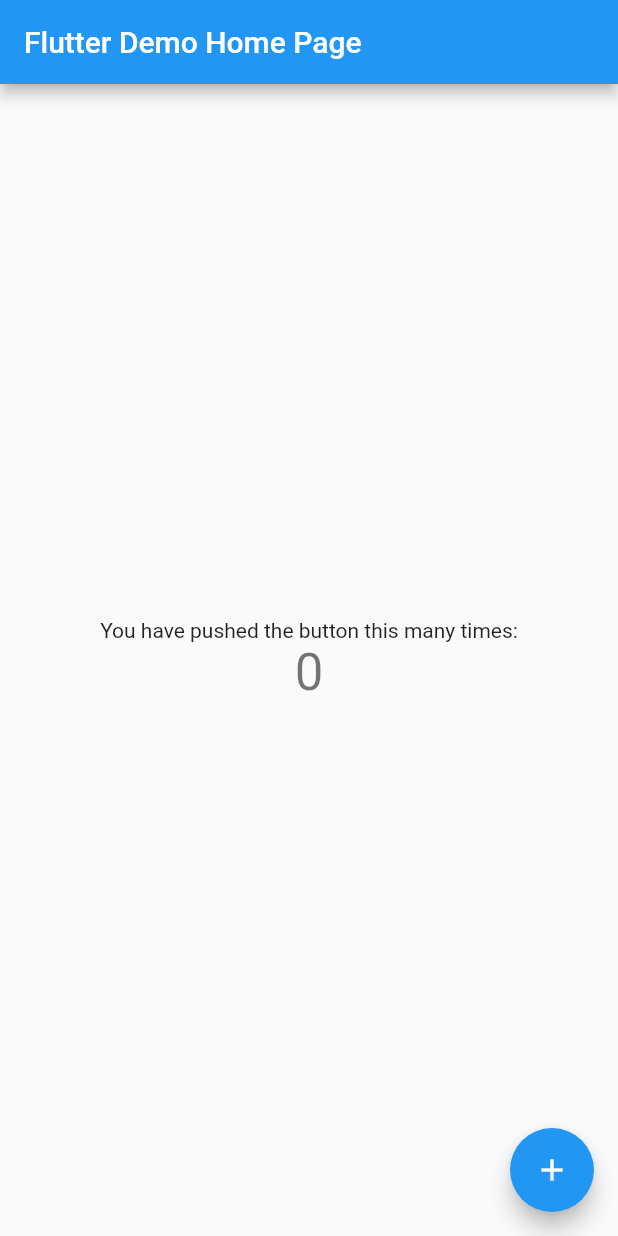
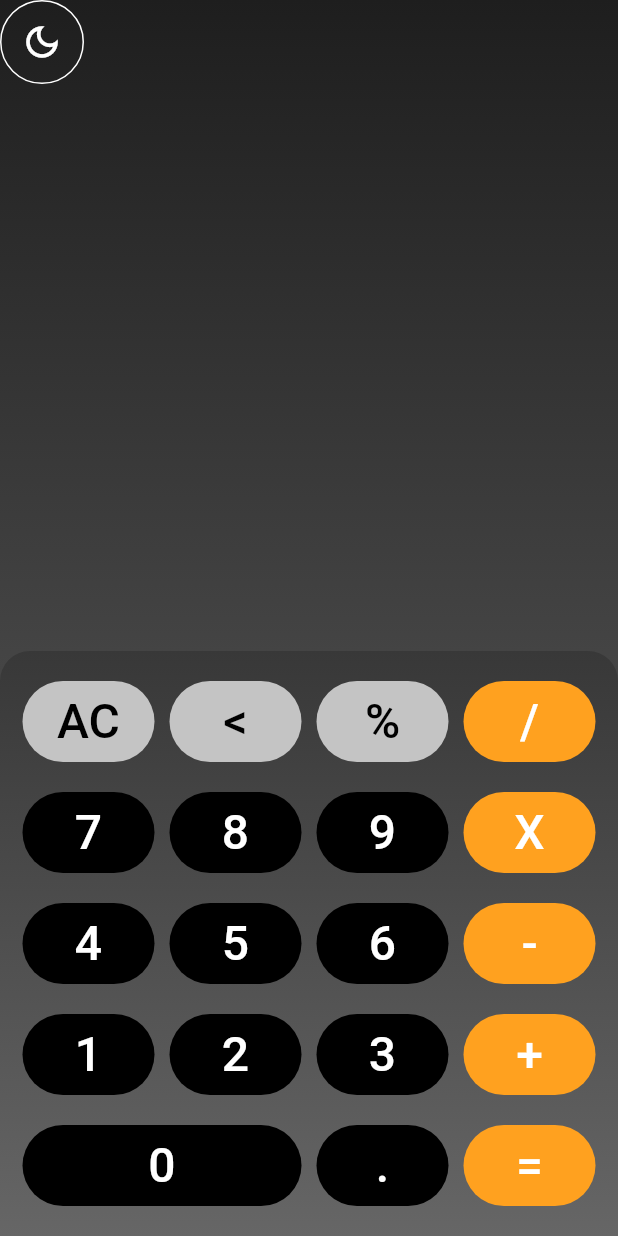
Before and after one commit to HeySreelal/CalculatorUI, a Flutter app: the screen it shows after launch, on a phone screen of 412 x 824 dp. Run offline on Flutter 3.47's test engine with Material 2 defaults, Android fonts, the phone set to English and light mode, and no system bars.

Commit message:
Added keypad 🧮

```diff
--- /dev/null
+++ b/lib/components/button.dart
@@ -0,0 +1,80 @@
+import 'package:calculator/utils/theme.dart';
+import 'package:flutter/material.dart';
+
+class CalculatorButton extends StatelessWidget {
+  final String type;
+  final int flex;
+  final String buttonText;
+  final VoidCallback onPressed;
+  const CalculatorButton({
+    Key? key,
+    required this.buttonText,
+    required this.onPressed,
+    this.flex = 1,
+    this.type = "number",
+  }) : super(key: key);
+
+  @override
+  Widget build(BuildContext context) {
+    return Expanded(
+      flex: flex,
+      child: Container(
+        margin: const EdgeInsets.symmetric(
+          vertical: 10,
+          horizontal: 5,
+        ),
+        decoration: BoxDecoration(
+          borderRadius: BorderRadius.circular(50),
+        ),
+        child: TextButton(
+          child: Text(
+            buttonText,
+            style: const TextStyle(
+              fontSize: 32,
+            ),
+          ),
+          onPressed: onPressed,
+          style: ButtonStyle(
+            shape: MaterialStateProperty.resolveWith(
+              (states) => RoundedRectangleBorder(
+                borderRadius: BorderRadius.circular(50),
+              ),
+            ),
+            backgroundColor: MaterialStateProperty.resolveWith(
+              (states) => bgColor(),
+            ),
+            foregroundColor: MaterialStateProperty.resolveWith(
+              (states) => fgColor(),
+            ),
+          ),
+        ),
+      ),
+    );
+  }
+
+  Color bgColor() {
+    switch (type) {
+      case "number":
+        return CalculatorTheme.numberButtonColor;
+      case "operator":
+        return CalculatorTheme.operationButtonColor;
+      case "function":
+        return CalculatorTheme.functionButtonColor;
+      default:
+        return CalculatorTheme.numberButtonColor;
+    }
+  }
+
+  Color fgColor() {
+    switch (type) {
+      case "number":
+        return CalculatorTheme.numberButtonTextColor;
+      case "operator":
+        return CalculatorTheme.operationButtonTextColor;
+      case "function":
+        return CalculatorTheme.functionButtonTextColor;
+      default:
+        return CalculatorTheme.numberButtonColor;
+    }
+  }
+}
--- /dev/null
+++ b/lib/components/keypad.dart
@@ -0,0 +1,157 @@
+import 'package:calculator/components/button.dart';
+import 'package:flutter/material.dart';
+
+class KeyPad extends StatelessWidget {
+  const KeyPad({
+    Key? key,
+  }) : super(key: key);
+
+  @override
+  Widget build(BuildContext context) {
+    return Container(
+      decoration: const BoxDecoration(
+        borderRadius: BorderRadius.only(
+          topLeft: Radius.circular(20),
+          topRight: Radius.circular(20),
+        ),
+        gradient: LinearGradient(
+          colors: [
+            Color(0xFF383838),
+            Color(0xFF666666),
+          ],
+          begin: Alignment.topCenter,
+          end: Alignment.bottomCenter,
+        ),
+      ),
+      padding: const EdgeInsets.all(10.0),
+      child: Column(
+        children: [
+          Row(
+            children: [
+              CalculatorButton(
+                buttonText: "AC",
+                onPressed: () {},
+                type: "function",
+              ),
+              CalculatorButton(
+                buttonText: "<",
+                onPressed: () {},
+                type: "function",
+              ),
+              CalculatorButton(
+                buttonText: "%",
+                onPressed: () {},
+                type: "function",
+              ),
+              CalculatorButton(
+                buttonText: "/",
+                onPressed: () {},
+                type: "operator",
+              ),
+            ],
+          ),
+          Row(
+            mainAxisAlignment: MainAxisAlignment.center,
+            children: [
+              // Second Row
+              CalculatorButton(
+                buttonText: "7",
+                onPressed: () {},
+                type: "number",
+              ),
+              CalculatorButton(
+                buttonText: "8",
+                onPressed: () {},
+                type: "number",
+              ),
+              CalculatorButton(
+                buttonText: "9",
+                onPressed: () {},
+                type: "number",
+              ),
+              CalculatorButton(
+                buttonText: "X",
+                onPressed: () {},
+                type: "operator",
+              ),
+            ],
+          ),
+
+          Row(
+            mainAxisAlignment: MainAxisAlignment.center,
+            children: [
+              // Thrid Row
+              CalculatorButton(
+                buttonText: "4",
+                onPressed: () {},
+                type: "number",
+              ),
+              CalculatorButton(
+                buttonText: "5",
+                onPressed: () {},
+                type: "number",
+              ),
+              CalculatorButton(
+                buttonText: "6",
+                onPressed: () {},
+                type: "number",
+              ),
+              CalculatorButton(
+                buttonText: "-",
+                onPressed: () {},
+                type: "operator",
+              ),
+            ],
+          ),
+          // Thrid Row
+          Row(
+            mainAxisAlignment: MainAxisAlignment.center,
+            children: [
+              CalculatorButton(
+                buttonText: "1",
+                onPressed: () {},
+                type: "number",
+              ),
+              CalculatorButton(
+                buttonText: "2",
+                onPressed: () {},
+                type: "number",
+              ),
+              CalculatorButton(
+                buttonText: "3",
+                onPressed: () {},
+                type: "number",
+              ),
+              CalculatorButton(
+                buttonText: "+",
+                onPressed: () {},
+                type: "operator",
+              ),
+            ],
+          ),
+          Row(
+            mainAxisAlignment: MainAxisAlignment.center,
+            children: [
+              // Thrid Row
+              CalculatorButton(
+                buttonText: "0",
+                onPressed: () {},
+                flex: 2,
+              ),
+              CalculatorButton(
+                buttonText: ".",
+                onPressed: () {},
+                type: "number",
+              ),
+              CalculatorButton(
+                buttonText: "=",
+                onPressed: () {},
+                type: "operator",
+              ),
+            ],
+          )
+        ],
+      ),
+    );
+  }
+}
--- /dev/null
+++ b/lib/components/theme_changer.dart
@@ -0,0 +1,26 @@
+import 'package:flutter/material.dart';
+
+class ChangeThemeButton extends StatelessWidget {
+  const ChangeThemeButton({
+    Key? key,
+  }) : super(key: key);
+
+  @override
+  Widget build(BuildContext context) {
+    return Container(
+      decoration: BoxDecoration(
+        border: Border.all(
+          color: Colors.white,
+        ),
+        borderRadius: BorderRadius.circular(30),
+      ),
+      child: IconButton(
+        onPressed: () {},
+        icon: const Icon(
+          Icons.dark_mode_outlined,
+          size: 28,
+        ),
+      ),
+    );
+  }
+}
--- a/lib/main.dart
+++ b/lib/main.dart
@@ -1,115 +1,17 @@
+import 'package:calculator/screens/home.dart';
 import 'package:flutter/material.dart';
 
-void main() {
-  runApp(const MyApp());
-}
+void main() => runApp(const MyApp());
 
 class MyApp extends StatelessWidget {
   const MyApp({Key? key}) : super(key: key);
 
-  // This widget is the root of your application.
   @override
   Widget build(BuildContext context) {
-    return MaterialApp(
-      title: 'Flutter Demo',
-      theme: ThemeData(
-        // This is the theme of your application.
-        //
-        // Try running your application with "flutter run". You'll see the
-        // application has a blue toolbar. Then, without quitting the app, try
-        // changing the primarySwatch below to Colors.green and then invoke
-        // "hot reload" (press "r" in the console where you ran "flutter run",
-        // or simply save your changes to "hot reload" in a Flutter IDE).
-        // Notice that the counter didn't reset back to zero; the application
-        // is not restarted.
-        primarySwatch: Colors.blue,
-      ),
-      home: const MyHomePage(title: 'Flutter Demo Home Page'),
+    return const MaterialApp(
+      debugShowCheckedModeBanner: false,
+      title: 'Calculator UI',
+      home: Home(),
     );
   }
 }
-
-class MyHomePage extends StatefulWidget {
-  const MyHomePage({Key? key, required this.title}) : super(key: key);
-
-  // This widget is the home page of your application. It is stateful, meaning
-  // that it has a State object (defined below) that contains fields that affect
-  // how it looks.
-
-  // This class is the configuration for the state. It holds the values (in this
-  // case the title) provided by the parent (in this case the App widget) and
-  // used by the build method of the State. Fields in a Widget subclass are
-  // always marked "final".
-
-  final String title;
-
-  @override
-  State<MyHomePage> createState() => _MyHomePageState();
-}
-
-class _MyHomePageState extends State<MyHomePage> {
-  int _counter = 0;
-
-  void _incrementCounter() {
-    setState(() {
-      // This call to setState tells the Flutter framework that something has
-      // changed in this State, which causes it to rerun the build method below
-      // so that the display can reflect the updated values. If we changed
-      // _counter without calling setState(), then the build method would not be
-      // called again, and so nothing would appear to happen.
-      _counter++;
-    });
-  }
-
-  @override
-  Widget build(BuildContext context) {
-    // This method is rerun every time setState is called, for instance as done
-    // by the _incrementCounter method above.
-    //
-    // The Flutter framework has been optimized to make rerunning build methods
-    // fast, so that you can just rebuild anything that needs updating rather
-    // than having to individually change instances of widgets.
-    return Scaffold(
-      appBar: AppBar(
-        // Here we take the value from the MyHomePage object that was created by
-        // the App.build method, and use it to set our appbar title.
-        title: Text(widget.title),
-      ),
-      body: Center(
-        // Center is a layout widget. It takes a single child and positions it
-        // in the middle of the parent.
-        child: Column(
-          // Column is also a layout widget. It takes a list of children and
-          // arranges them vertically. By default, it sizes itself to fit its
-          // children horizontally, and tries to be as tall as its parent.
-          //
-          // Invoke "debug painting" (press "p" in the console, choose the
-          // "Toggle Debug Paint" action from the Flutter Inspector in Android
-          // Studio, or the "Toggle Debug Paint" command in Visual Studio Code)
-          // to see the wireframe for each widget.
-          //
-          // Column has various properties to control how it sizes itself and
-          // how it positions its children. Here we use mainAxisAlignment to
-          // center the children vertically; the main axis here is the vertical
-          // axis because Columns are vertical (the cross axis would be
-          // horizontal).
-          mainAxisAlignment: MainAxisAlignment.center,
-          children: <Widget>[
-            const Text(
-              'You have pushed the button this many times:',
-            ),
-            Text(
-              '$_counter',
-              style: Theme.of(context).textTheme.headline4,
-            ),
-          ],
-        ),
-      ),
-      floatingActionButton: FloatingActionButton(
-        onPressed: _incrementCounter,
-        tooltip: 'Increment',
-        child: const Icon(Icons.add),
-      ), // This trailing comma makes auto-formatting nicer for build methods.
-    );
-  }
-}
--- /dev/null
+++ b/lib/screens/home.dart
@@ -0,0 +1,43 @@
+import 'package:calculator/components/button.dart';
+import 'package:calculator/components/keypad.dart';
+import 'package:calculator/components/theme_changer.dart';
+import 'package:flutter/material.dart';
+
+class Home extends StatefulWidget {
+  const Home({Key? key}) : super(key: key);
+
+  @override
+  State<Home> createState() => HomeState();
+}
+
+class HomeState extends State<Home> {
+  @override
+  Widget build(BuildContext context) {
+    return Scaffold(
+      appBar: AppBar(
+        backgroundColor: Colors.transparent,
+        elevation: 0,
+        leading: const ChangeThemeButton(),
+      ),
+      extendBodyBehindAppBar: true,
+      body: Container(
+        decoration: const BoxDecoration(
+          gradient: LinearGradient(
+            colors: [
+              Color(0xFF1E1E1E),
+              Color(0xFF666666),
+            ],
+            begin: Alignment.topCenter,
+            end: Alignment.bottomCenter,
+          ),
+        ),
+        child: Column(
+          children: [
+            Expanded(child: Container()),
+            const KeyPad(),
+          ],
+        ),
+      ),
+    );
+  }
+}
--- /dev/null
+++ b/lib/utils/theme.dart
@@ -0,0 +1,11 @@
+import 'package:flutter/material.dart';
+
+class CalculatorTheme {
+  static const Color functionButtonColor = Color(0xFFC4C4C4);
+  static const Color operationButtonColor = Color(0xFFFFA11F);
+  static const Color numberButtonColor = Color(0xFF000000);
+
+  static const Color functionButtonTextColor = Color(0xFF000000);
+  static const Color operationButtonTextColor = Color(0xFFFFFFFF);
+  static const Color numberButtonTextColor = Color(0xFFFFFFFF);
+}
```
Also changed, not shown: lib/screens/display.dart (added), lib/screens/keypad.dart (added).
